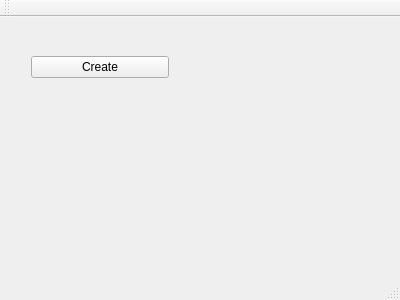
Old version of the form mainwindow.ui in the repository iyustlop/valvulares.
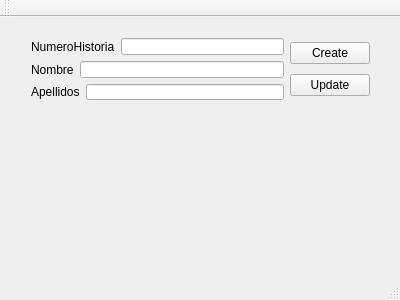
New version of the form.

Commit message:
Avoid create table.
Init with fields.

Diff of the .ui file:
```diff
--- a/mainwindow.ui
+++ b/mainwindow.ui
@@ -19,17 +19,74 @@
      <rect>
       <x>20</x>
       <y>10</y>
-      <width>160</width>
-      <height>80</height>
+      <width>361</width>
+      <height>84</height>
      </rect>
     </property>
     <layout class="QHBoxLayout" name="horizontalLayout">
      <item>
-      <widget class="QPushButton" name="pushButtonCreate">
-       <property name="text">
-        <string>Create</string>
-       </property>
-      </widget>
+      <layout class="QVBoxLayout" name="verticalLayout">
+       <item>
+        <layout class="QHBoxLayout" name="horizontalLayout_2">
+         <item>
+          <widget class="QLabel" name="labelNumeroHistoria">
+           <property name="text">
+            <string>NumeroHistoria</string>
+           </property>
+          </widget>
+         </item>
+         <item>
+          <widget class="QLineEdit" name="lineEditNumeroHistoria"/>
+         </item>
+        </layout>
+       </item>
+       <item>
+        <layout class="QHBoxLayout" name="horizontalLayout_3">
+         <item>
+          <widget class="QLabel" name="labelNombre">
+           <property name="text">
+            <string>Nombre</string>
+           </property>
+          </widget>
+         </item>
+         <item>
+          <widget class="QLineEdit" name="lineEditNombre"/>
+         </item>
+        </layout>
+       </item>
+       <item>
+        <layout class="QHBoxLayout" name="horizontalLayout_5">
+         <item>
+          <widget class="QLabel" name="labelApellidos">
+           <property name="text">
+            <string>Apellidos</string>
+           </property>
+          </widget>
+         </item>
+         <item>
+          <widget class="QLineEdit" name="lineEditApellidos"/>
+         </item>
+        </layout>
+       </item>
+      </layout>
+     </item>
+     <item>
+      <layout class="QVBoxLayout" name="verticalLayout_2">
+       <item>
+        <widget class="QPushButton" name="pushButtonCreate">
+         <property name="text">
+          <string>Create</string>
+         </property>
+        </widget>
+       </item>
+       <item>
+        <widget class="QPushButton" name="pushButton">
+         <property name="text">
+          <string>Update</string>
+         </property>
+        </widget>
+       </item>
+      </layout>
      </item>
     </layout>
    </widget>
```
The commit also changes 2 other files.
